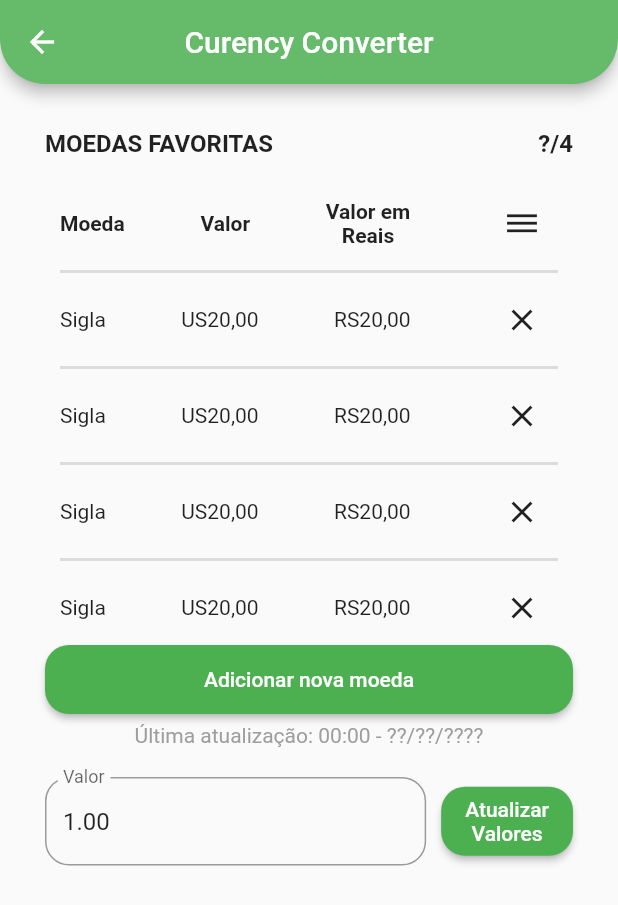
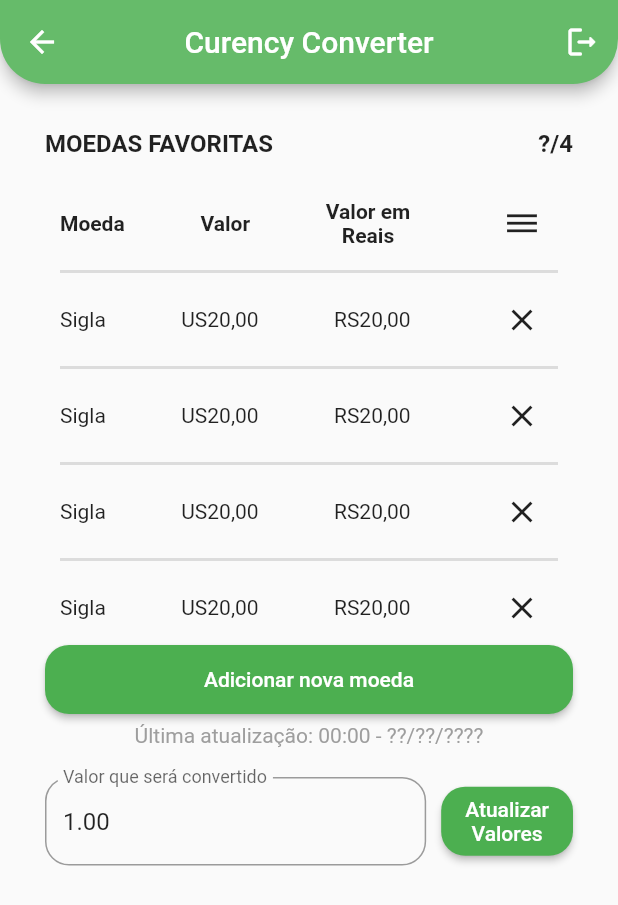
Before and after one commit to joao217x/currency_converter, a Flutter app: the HomeScreen screen opened by its route, on a phone screen of 412 x 824 dp. Shown: the top 905 px of the screen. Run offline on Flutter 3.47's test engine with Material 2 defaults, Android fonts, the phone set to English and light mode, and no system bars; our stand-ins replace another_flushbar, firebase_auth, firebase_core, flutter_keyboard_visibility, flutter_mobx, mask_text_input_formatter and 2 more; accounts and stored records are empty; generated files the repository leaves out were written again; statements that could not run were skipped.

Commit message:
logout na home screen

```diff
--- a/lib/features/home/views/home_screen.dart
+++ b/lib/features/home/views/home_screen.dart
@@ -1,3 +1,4 @@
+import 'package:currency_converter/features/login/controllers/login_firebase_controller.dart';
 import 'package:currency_converter/shared/components/app_bar_widget.dart';
 import 'package:currency_converter/shared/components/currency_row_widget.dart';
 import 'package:currency_converter/shared/components/elevated_button_widget.dart';
@@ -14,6 +15,8 @@ class HomeScreen extends StatefulWidget {
 }
 
 class _HomeScreenState extends State<HomeScreen> {
+  final firebaseController = LoginFirebaseController();
+
   @override
   Widget build(BuildContext context) {
     return _content(context);
@@ -22,7 +25,17 @@ class _HomeScreenState extends State<HomeScreen> {
   Widget _content(context) {
     return KeyboardDismissOnTap(
       child: Scaffold(
-        appBar: AppBarWidget(),
+        appBar: AppBarWidget(
+          onPressed: () {
+            firebaseController.logout().then(
+                  (_) => Navigator.pushNamedAndRemoveUntil(
+                    context,
+                    '/login',
+                    (route) => false,
+                  ),
+                );
+          },
+        ),
         body: SingleChildScrollView(
           child: Observer(builder: (context) {
             return Padding(
@@ -136,7 +149,7 @@ class _HomeScreenState extends State<HomeScreen> {
         Expanded(
           child: TxtFormFieldWidget(
             onChanged: (String value) {},
-            labelText: "Valor",
+            labelText: "Valor que será convertido",
             initialValue: '1.00',
             keyboardType: TextInputType.number,
           ),
--- a/lib/shared/components/app_bar_widget.dart
+++ b/lib/shared/components/app_bar_widget.dart
@@ -1,7 +1,9 @@
 import 'package:flutter/material.dart';
 
 class AppBarWidget extends StatelessWidget with PreferredSizeWidget {
-  AppBarWidget({Key? key}) : super(key: key);
+  final Function() onPressed;
+
+  AppBarWidget({Key? key, required this.onPressed}) : super(key: key);
 
   @override
   Size get preferredSize => const Size.fromHeight(56);
@@ -15,6 +17,9 @@ class AppBarWidget extends StatelessWidget with PreferredSizeWidget {
       shape: const RoundedRectangleBorder(
         borderRadius: BorderRadius.vertical(bottom: Radius.circular(30)),
       ),
+      actions: [
+        IconButton(onPressed: onPressed, icon: const Icon(Icons.logout_rounded))
+      ],
     );
   }
 }
```
